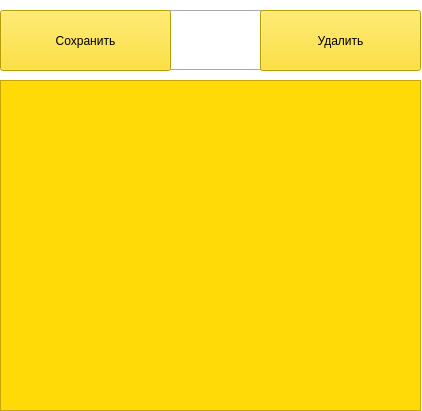
The window that open_zamet.ui (YegorMaratInc/Multifunctional-organizer) describes before a commit, drawn with Qt 5.
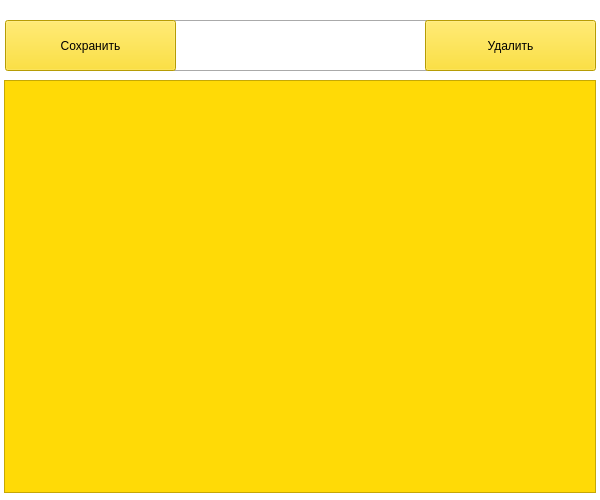
The same window after the commit.

Diff of the .ui file:
```diff
--- a/open_zamet.ui
+++ b/open_zamet.ui
@@ -6,8 +6,8 @@
    <rect>
     <x>0</x>
     <y>0</y>
-    <width>422</width>
-    <height>411</height>
+    <width>600</width>
+    <height>500</height>
    </rect>
   </property>
   <property name="windowTitle">
@@ -20,10 +20,10 @@
    <widget class="QPushButton" name="save_z">
     <property name="geometry">
      <rect>
-      <x>0</x>
-      <y>10</y>
+      <x>5</x>
+      <y>20</y>
       <width>171</width>
-      <height>61</height>
+      <height>51</height>
      </rect>
     </property>
     <property name="styleSheet">
@@ -39,10 +39,10 @@
    <widget class="QTextEdit" name="textEdit">
     <property name="geometry">
      <rect>
-      <x>0</x>
+      <x>4</x>
       <y>80</y>
-      <width>421</width>
-      <height>331</height>
+      <width>592</width>
+      <height>413</height>
      </rect>
     </property>
     <property name="styleSheet">
@@ -52,10 +52,10 @@
    <widget class="QPushButton" name="delete_z">
     <property name="geometry">
      <rect>
-      <x>260</x>
-      <y>10</y>
-      <width>161</width>
-      <height>61</height>
+      <x>425</x>
+      <y>20</y>
+      <width>171</width>
+      <height>51</height>
      </rect>
     </property>
     <property name="styleSheet">
@@ -70,8 +70,8 @@
     <property name="geometry">
      <rect>
       <x>170</x>
-      <y>60</y>
-      <width>91</width>
+      <y>61</y>
+      <width>261</width>
       <height>20</height>
      </rect>
     </property>
@@ -82,21 +82,21 @@
    <widget class="Line" name="line_2">
     <property name="geometry">
      <rect>
-      <x>160</x>
-      <y>10</y>
-      <width>118</width>
-      <height>3</height>
+      <x>170</x>
+      <y>6</y>
+      <width>261</width>
+      <height>31</height>
      </rect>
     </property>
     <property name="orientation">
      <enum>Qt::Horizontal</enum>
     </property>
    </widget>
-   <zorder>textEdit</zorder>
    <zorder>line</zorder>
    <zorder>line_2</zorder>
    <zorder>save_z</zorder>
    <zorder>delete_z</zorder>
+   <zorder>textEdit</zorder>
   </widget>
  </widget>
  <resources/>
```
